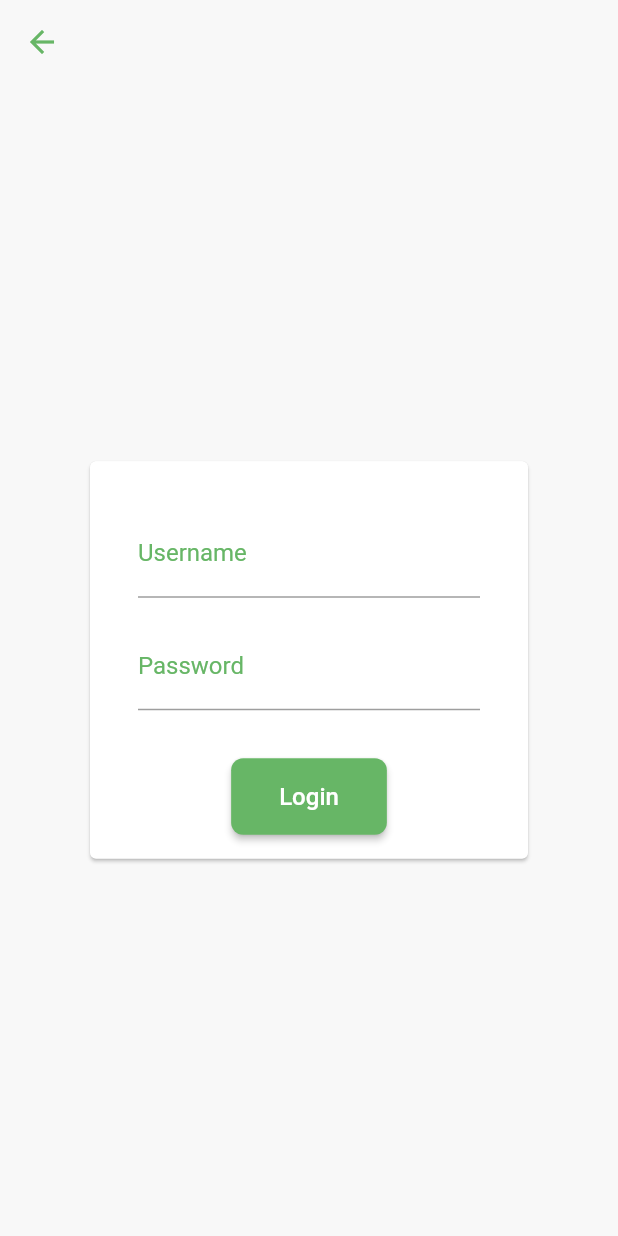
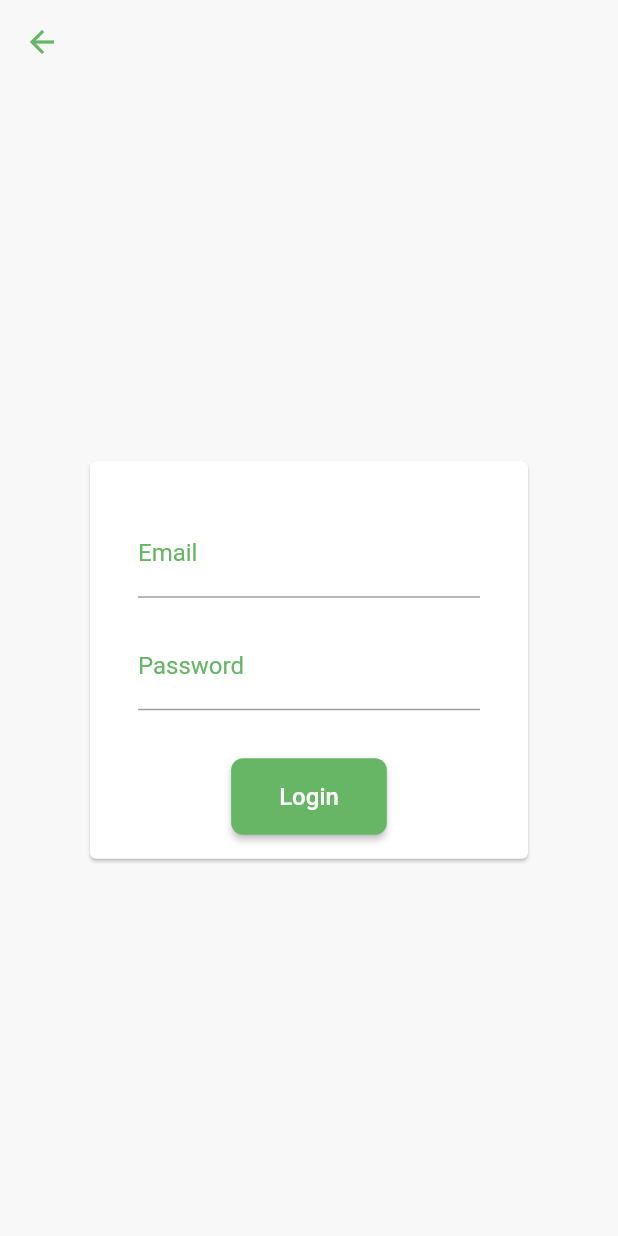
Before and after one commit to manas-raj-shrestha/PlantTogether, a Flutter app: the screen it shows after launch, after a tap on "Sign In", on a phone screen of 412 x 824 dp. Run offline on Flutter 3.47's test engine with Material 2 defaults, Android fonts, the phone set to English and light mode, and no system bars; our stand-ins replace bloc, cloud_firestore, equatable, firebase_auth, flutter_bloc, flutter_screenutil and 3 more; accounts and stored records are empty.

```diff
--- a/lib/blocs/cubit/plantscubit_cubit.dart
+++ b/lib/blocs/cubit/plantscubit_cubit.dart
@@ -14,16 +14,17 @@ class PlantscubitCubit extends Cubit<PlantscubitState> {
   }
 
   Future<void> getPlants() async {
+    print("getting plants");
     try {
       List<Plants> plants = await plantsRepository.getPlantList();
-      // print(plants.toList());
       emit(PlantsAreLoaded(plants));
       print("emmitted");
 
       // emit(WeatherLoading());
       // final weather = await _weatherRepository.fetchWeather(cityName);
       // emit(WeatherLoaded(weather));
-    } catch (_) {
+    } catch (err) {
+      print(err);
       // emit(WeatherError("Couldn't fetch weather. Is the device online?"));
     }
   }
--- a/lib/blocs/cubit/plantscubit_state.dart
+++ b/lib/blocs/cubit/plantscubit_state.dart
@@ -18,7 +18,6 @@ class PlantsAreLoaded extends PlantscubitState {
   List<Object> get props => [_plantList];
 
   List<Plants> getPlants() {
-    print("get plants called");
     return this._plantList;
   }
 }
--- a/lib/blocs/plants_bloc.dart
+++ b/lib/blocs/plants_bloc.dart
@@ -32,7 +32,6 @@ class PlantsAreLoaded extends PlantState {
   List<Object> get props => [_plantList];
 
   DummyData getPlants() {
-    print("get plants called");
     return this._plantList;
   }
 }
@@ -55,11 +54,9 @@ class PlantsBloc extends Bloc<PlantEvents, PlantState> {
   @override
   Stream<PlantState> mapEventToState(PlantEvents event) async* {
     if (event is FetchPlants) {
-      print("here in fetch plants");
       try {
         // List<Plants> plants = await plantsRepository.getPlantList();
         // print(plants.toList());
-        print("here in fetch plants in try");
         yield PlantsAreLoaded(DummyData("Plants Are Loaded"));
       } catch (e) {
         print("${e} error");
--- a/lib/landing.dart
+++ b/lib/landing.dart
@@ -2,6 +2,7 @@ import 'package:flutter/material.dart';
 
 import './utils.dart';
 import './authentication_service.dart';
+import 'package:flutter_screenutil/flutter_screenutil.dart';
 
 class Landing extends StatelessWidget {
   checkUser(context) async {
@@ -13,6 +14,8 @@ class Landing extends StatelessWidget {
 
   @override
   Widget build(BuildContext context) {
+    var screenSize = MediaQuery.of(context).size;
+    print("s ${screenSize.height} ${screenSize.width}  screenSize.width");
     this.checkUser(context);
 
     return Scaffold(
@@ -28,14 +31,17 @@ class Landing extends StatelessWidget {
                 "Let's plant with us",
                 style: TextStyle(fontSize: 26),
               ),
-              SizedBox(height: 8),
+              SizedBox(height: 8.h),
               Text("make the world green again",
                   style: TextStyle(fontSize: 20)),
-              SizedBox(height: 36),
-              Image.asset('assets/gardener.jpg'),
-              SizedBox(height: 48),
+              SizedBox(height: 36.h),
+              Image.asset(
+                'assets/gardener.jpg',
+                height: 250.h,
+              ),
+              SizedBox(height: 48.h),
               getSignInButton(context),
-              SizedBox(height: 20),
+              SizedBox(height: 20.h),
               GestureDetector(
                 onTap: () {
                   Navigator.of(context).pushNamed('/signup');
@@ -52,16 +58,14 @@ class Landing extends StatelessWidget {
 
   Widget getSignInButton(context) {
     return Container(
-        margin: EdgeInsets.fromLTRB(36, 0, 36, 0),
         child: SizedBox(
-            width: double.infinity,
             child: RaisedButton(
                 onPressed: () {
                   Navigator.of(context).pushNamed('/login');
                 },
                 color: Color(parseColor("#67b666")),
                 child: Padding(
-                    padding: EdgeInsets.fromLTRB(0, 16, 0, 16),
+                    padding: EdgeInsets.fromLTRB(36.w, 16.h, 36.w, 16.h),
                     child: Text(
                       "Sign In",
                       style: TextStyle(
--- a/lib/login/login.dart
+++ b/lib/login/login.dart
@@ -52,7 +52,7 @@ class _LoginState extends State<Login> {
                                 focusedBorder: UnderlineInputBorder(
                                     borderSide: BorderSide(
                                         color: Color(parseColor("#67b666")))),
-                                labelText: "Username",
+                                labelText: "Email",
                                 labelStyle: TextStyle(
                                     color: Color(parseColor("#67b666")))),
                           )),
--- a/lib/main.dart
+++ b/lib/main.dart
@@ -1,30 +1,148 @@
+// import 'package:flutter/material.dart';
+
+// import 'route_generator.dart';
+// import './landing.dart';
+// import 'service_locator.dart';
+
+// void main() {
+//   try {
+//     // DotEnv().load('.env').then((value) => print("dotenv success"));
+//   } catch (error) {
+//     print("error ${error}");
+//   }
+
+//   print("We are here");
+//   // setupLocator();
+//   runApp(RootWidget());
+// }
+
+// class RootWidget extends StatelessWidget {
+//   @override
+//   Widget build(BuildContext context) {
+//     return MaterialApp(
+//       // initialRoute: '/landing',
+//       theme: ThemeData(primarySwatch: Colors.deepOrange),
+//       home: Container(
+//         color: Colors.black,
+//       ),
+// onGenerateRoute: RouteGenerator.generateRoute
+//     );
+//     // Scaffold(
+//     // appBar: AppBar(title: Text('Easy List')), body: ProductManager()));
+//   }
+// }
+
+import 'package:first_flutter_app/landing.dart';
+import 'package:first_flutter_app/route_generator.dart';
+import 'package:first_flutter_app/service_locator.dart';
 import 'package:flutter/material.dart';
-import 'package:flutter_dotenv/flutter_dotenv.dart';
-import 'route_generator.dart';
-import './landing.dart';
-import 'service_locator.dart';
+import 'package:flutter_screenutil/screenutil_init.dart';
 
 void main() {
-  try {
-    DotEnv().load('.env').then((value) => print("dotenv success"));
-  } catch (error) {
-    print("error ${error}");
+  setupLocator();
+  runApp(MyApp());
+}
+
+class MyApp extends StatelessWidget {
+  // This widget is the root of your application.
+  @override
+  Widget build(BuildContext context) {
+    return ScreenUtilInit(
+        designSize: Size(1200, 667),
+        allowFontScaling: false,
+        builder: () => MaterialApp(
+              title: 'Flutter Demo',
+              onGenerateRoute: RouteGenerator.generateRoute,
+              theme: ThemeData(
+                primarySwatch: Colors.blue,
+              ),
+              initialRoute: '/landing',
+              // home: Landing(),
+            ));
+  }
+}
+
+class MyHomePage extends StatefulWidget {
+  MyHomePage({Key key, this.title}) : super(key: key);
+
+  // This widget is the home page of your application. It is stateful, meaning
+  // that it has a State object (defined below) that contains fields that affect
+  // how it looks.
+
+  // This class is the configuration for the state. It holds the values (in this
+  // case the title) provided by the parent (in this case the App widget) and
+  // used by the build method of the State. Fields in a Widget subclass are
+  // always marked "final".
+
+  final String title;
+
+  @override
+  _MyHomePageState createState() => _MyHomePageState();
+}
+
+class _MyHomePageState extends State<MyHomePage> {
+  int _counter = 0;
+
+  void _incrementCounter() {
+    setState(() {
+      // This call to setState tells the Flutter framework that something has
+      // changed in this State, which causes it to rerun the build method below
+      // so that the display can reflect the updated values. If we changed
+      // _counter without calling setState(), then the build method would not be
+      // called again, and so nothing would appear to happen.
+      _counter++;
+    });
   }
 
-  print("We are here");
-  setupLocator();
-  runApp(new RootWidget());
-}
-
-class RootWidget extends StatelessWidget {
   @override
   Widget build(BuildContext context) {
-    return MaterialApp(
-        initialRoute: '/landing',
-        theme: ThemeData(primarySwatch: Colors.deepOrange),
-        home: Landing(),
-        onGenerateRoute: RouteGenerator.generateRoute);
-    // Scaffold(
-    // appBar: AppBar(title: Text('Easy List')), body: ProductManager()));
+    // This method is rerun every time setState is called, for instance as done
+    // by the _incrementCounter method above.
+    //
+    // The Flutter framework has been optimized to make rerunning build methods
+    // fast, so that you can just rebuild anything that needs updating rather
+    // than having to individually change instances of widgets.
+    return Scaffold(
+      appBar: AppBar(
+        // Here we take the value from the MyHomePage object that was created by
+        // the App.build method, and use it to set our appbar title.
+        title: Text(widget.title),
+      ),
+      body: Center(
+        // Center is a layout widget. It takes a single child and positions it
+        // in the middle of the parent.
+        child: Column(
+          // Column is also a layout widget. It takes a list of children and
+          // arranges them vertically. By default, it sizes itself to fit its
+          // children horizontally, and tries to be as tall as its parent.
+          //
+          // Invoke "debug painting" (press "p" in the console, choose the
+          // "Toggle Debug Paint" action from the Flutter Inspector in Android
+          // Studio, or the "Toggle Debug Paint" command in Visual Studio Code)
+          // to see the wireframe for each widget.
+          //
+          // Column has various properties to control how it sizes itself and
+          // how it positions its children. Here we use mainAxisAlignment to
+          // center the children vertically; the main axis here is the vertical
+          // axis because Columns are vertical (the cross axis would be
+          // horizontal).
+          mainAxisAlignment: MainAxisAlignment.center,
+          children: <Widget>[
+            Text(
+              'You have pushed the button this many times:',
+            ),
+            Text(
+              '$_counter',
+              style: Theme.of(context).textTheme.headline4,
+            ),
+          ],
+        ),
+      ),
+      floatingActionButton: FloatingActionButton(
+        onPressed: _incrementCounter,
+        tooltip: 'Increment',
+        child: Icon(Icons.add),
+      ), // This trailing comma makes auto-formatting nicer for build methods.
+    );
   }
 }
--- a/lib/service_locator.dart
+++ b/lib/service_locator.dart
@@ -1,5 +1,5 @@
 import 'package:get_it/get_it.dart';
-import 'package:flutter_dotenv/flutter_dotenv.dart';
+
 import 'authentication_service.dart';
 
 GetIt locator = GetIt.instance;
--- a/pubspec.yaml
+++ b/pubspec.yaml
@@ -22,17 +22,17 @@ environment:
 
 dependencies:
   http: ^0.13.1
-  # flutter_svg: ^0.21.0
+  flutter_svg: ^0.21.0
   flutter:
     sdk: flutter
+  flutter_screenutil: ^4.0.4+1
   cloud_firestore: ^1.0.4
   firebase_auth: ^1.0.2
   get_it: ^4.0.4
   progress_indicators: ^0.1.5
   flutter_bloc: ^6.0.1
   bloc: ^6.0.1
-  equatable: ^1.2.3
-  flutter_dotenv: ^2.1.0
+  equatable: ^2.0.0
 
   # The following adds the Cupertino Icons font to your application.
   # Use with the CupertinoIcons class for iOS style icons.
```
Also changed, not shown: lib/dashboard/dashboard.dart (+62 -51 lines), lib/plantdetail/plants_detail.dart (+31 -27 lines), lib/product_manager.dart (+49 -49 lines), lib/repositories/PlantsRepo.dart (+16 -14 lines), lib/utils.dart (+11 -6 lines), pubspec.lock, 1 other file.
